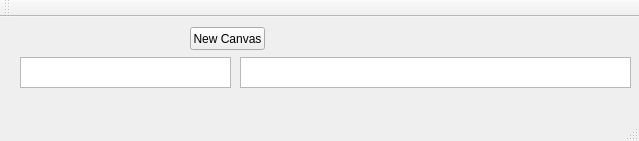
The window that NJU_CG/mainwindow.ui (VingtDylan/NJU_CG) describes before a commit, drawn with Qt 5.
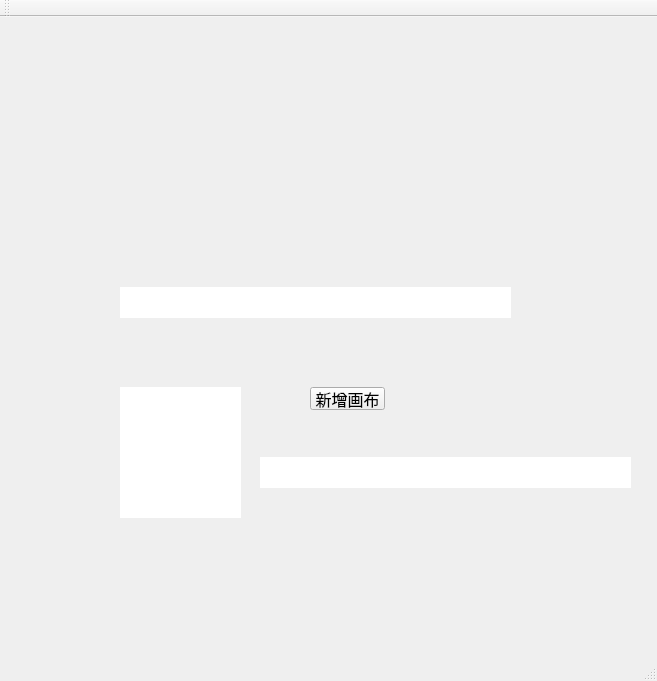
The same window after the commit. Icons and pictures are not drawn.

Diff of the .ui file:
```diff
--- a/NJU_CG/mainwindow.ui
+++ b/NJU_CG/mainwindow.ui
@@ -9,46 +9,125 @@
    <rect>
     <x>0</x>
     <y>0</y>
-    <width>639</width>
-    <height>141</height>
+    <width>657</width>
+    <height>681</height>
    </rect>
   </property>
+  <property name="font">
+   <font>
+    <pointsize>12</pointsize>
+   </font>
+  </property>
   <property name="windowTitle">
    <string>MainWindow</string>
   </property>
+  <property name="autoFillBackground">
+   <bool>false</bool>
+  </property>
+  <property name="styleSheet">
+   <string notr="true">background-image: url(:/menu_icons/lovelybg);</string>
+  </property>
   <widget class="QWidget" name="centralWidget">
    <widget class="QPushButton" name="pushButton">
     <property name="geometry">
      <rect>
-      <x>190</x>
-      <y>10</y>
+      <x>310</x>
+      <y>370</y>
       <width>75</width>
       <height>23</height>
      </rect>
     </property>
     <property name="text">
-     <string>New Canvas</string>
+     <string>新增画布</string>
     </property>
    </widget>
    <widget class="QTextBrowser" name="textBrowser">
     <property name="geometry">
      <rect>
-      <x>240</x>
-      <y>40</y>
+      <x>120</x>
+      <y>270</y>
       <width>391</width>
       <height>31</height>
      </rect>
     </property>
+    <property name="font">
+     <font>
+      <pointsize>12</pointsize>
+     </font>
+    </property>
+    <property name="frameShape">
+     <enum>QFrame::NoFrame</enum>
+    </property>
+    <property name="html">
+     <string>&lt;!DOCTYPE HTML PUBLIC &quot;-//W3C//DTD HTML 4.0//EN&quot; &quot;http://www.w3.org/TR/REC-html40/strict.dtd&quot;&gt;
+&lt;html&gt;&lt;head&gt;&lt;meta name=&quot;qrichtext&quot; content=&quot;1&quot; /&gt;&lt;style type=&quot;text/css&quot;&gt;
+p, li { white-space: pre-wrap; }
+&lt;/style&gt;&lt;/head&gt;&lt;body style=&quot; font-family:'SimSun'; font-size:12pt; font-weight:400; font-style:normal;&quot;&gt;
+&lt;p style=&quot;-qt-paragraph-type:empty; margin-top:0px; margin-bottom:0px; margin-left:0px; margin-right:0px; -qt-block-indent:0; text-indent:0px;&quot;&gt;&lt;br /&gt;&lt;/p&gt;&lt;/body&gt;&lt;/html&gt;</string>
+    </property>
    </widget>
    <widget class="QTextEdit" name="textEdit">
     <property name="geometry">
      <rect>
-      <x>20</x>
-      <y>40</y>
-      <width>211</width>
+      <x>260</x>
+      <y>440</y>
+      <width>371</width>
       <height>31</height>
      </rect>
     </property>
+    <property name="font">
+     <font>
+      <pointsize>12</pointsize>
+     </font>
+    </property>
+    <property name="inputMethodHints">
+     <set>Qt::ImhMultiLine</set>
+    </property>
+    <property name="frameShape">
+     <enum>QFrame::NoFrame</enum>
+    </property>
+    <property name="html">
+     <string>&lt;!DOCTYPE HTML PUBLIC &quot;-//W3C//DTD HTML 4.0//EN&quot; &quot;http://www.w3.org/TR/REC-html40/strict.dtd&quot;&gt;
+&lt;html&gt;&lt;head&gt;&lt;meta name=&quot;qrichtext&quot; content=&quot;1&quot; /&gt;&lt;style type=&quot;text/css&quot;&gt;
+p, li { white-space: pre-wrap; }
+&lt;/style&gt;&lt;/head&gt;&lt;body style=&quot; font-family:'SimSun'; font-size:12pt; font-weight:400; font-style:normal;&quot;&gt;
+&lt;p style=&quot;-qt-paragraph-type:empty; margin-top:0px; margin-bottom:0px; margin-left:0px; margin-right:0px; -qt-block-indent:0; text-indent:0px;&quot;&gt;&lt;br /&gt;&lt;/p&gt;&lt;/body&gt;&lt;/html&gt;</string>
+    </property>
+    <property name="placeholderText">
+     <string/>
+    </property>
+   </widget>
+   <widget class="QTableWidget" name="tableWidget">
+    <property name="geometry">
+     <rect>
+      <x>120</x>
+      <y>370</y>
+      <width>121</width>
+      <height>131</height>
+     </rect>
+    </property>
+    <property name="autoFillBackground">
+     <bool>false</bool>
+    </property>
+    <property name="styleSheet">
+     <string notr="true">background-image: url(:/menu_icons/cat);
+</string>
+    </property>
+    <property name="frameShape">
+     <enum>QFrame::NoFrame</enum>
+    </property>
+    <property name="showGrid">
+     <bool>true</bool>
+    </property>
+    <property name="cornerButtonEnabled">
+     <bool>true</bool>
+    </property>
+    <attribute name="horizontalHeaderVisible">
+     <bool>true</bool>
+    </attribute>
+    <attribute name="verticalHeaderVisible">
+     <bool>true</bool>
+    </attribute>
    </widget>
   </widget>
   <widget class="QMenuBar" name="menuBar">
```
Left out of the diff: 2 changed lines with no effect on the pictures.
